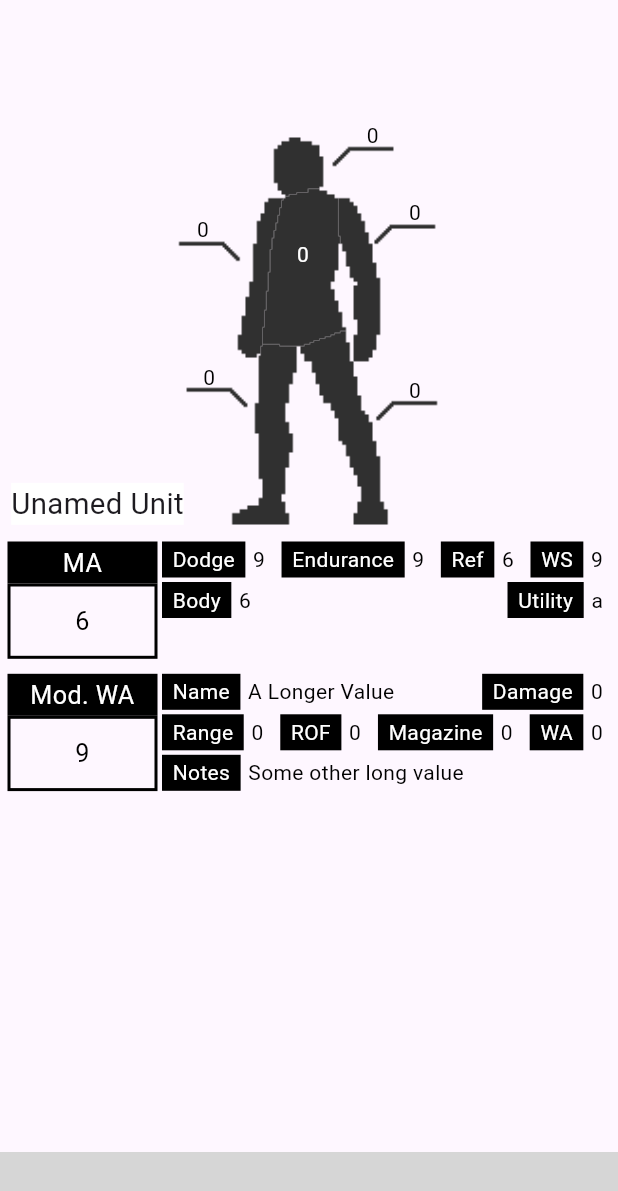
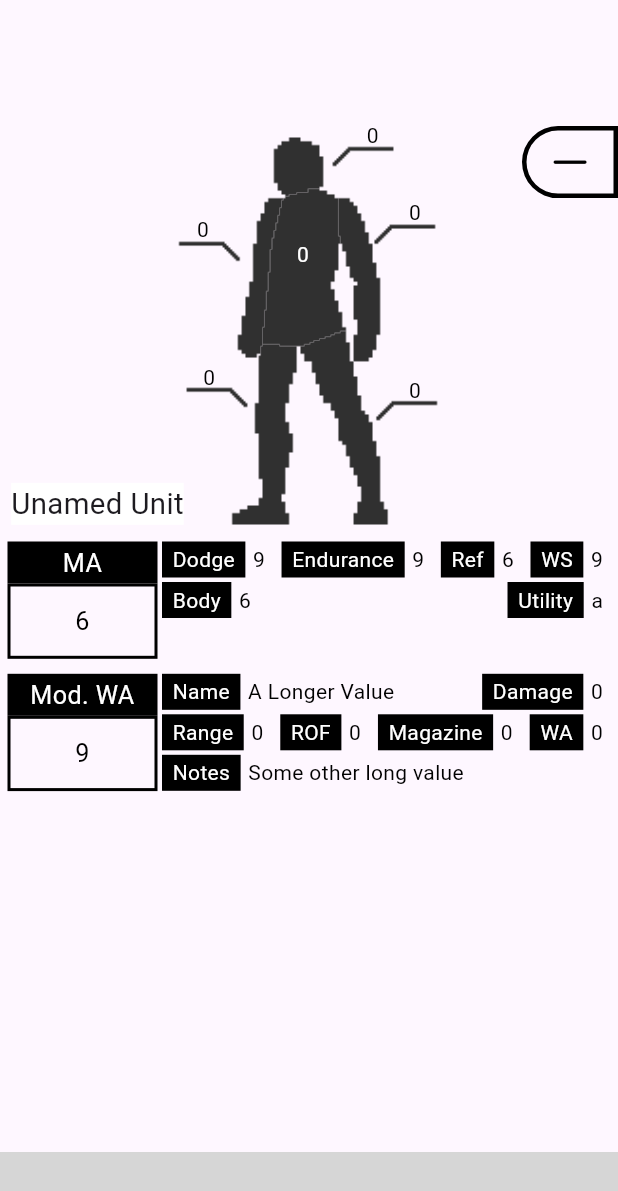
Before and after one commit to platipi/dtTracker, a Flutter app: the screen it shows after launch, on a phone screen of 412 x 824 dp. Shown: the top 1191 px of the screen. Run offline on Flutter 3.47's test engine with Material 3 defaults, Android fonts, the phone set to English and light mode, and no system bars; our stand-ins replace firebase_core, firebase_database; missing offline and left inert: scrollable_reorderable_navbar; accounts and stored records are empty; grey boxes are pictures that could not be loaded.

Commit message:
started on unitType button

```diff
--- a/dt_tracker_user/lib/main.dart
+++ b/dt_tracker_user/lib/main.dart
@@ -2,6 +2,7 @@ import 'package:dt_tracker_user/pages/mook.dart';
 import 'package:dt_tracker_user/utilities/data/unit.dart';
 import 'package:flutter/material.dart';
 import 'package:firebase_core/firebase_core.dart';
+import 'package:flutter/cupertino.dart';
 import 'utilities/firebase_options.dart';
 import 'package:firebase_database/firebase_database.dart';
 import 'package:scrollable_reorderable_navbar/scrollable_reorderable_navbar.dart';
--- a/dt_tracker_user/lib/pages/mook.dart
+++ b/dt_tracker_user/lib/pages/mook.dart
@@ -1,7 +1,9 @@
 import 'package:dt_tracker_user/pages/widgets/statblock.dart';
 import 'package:dt_tracker_user/utilities/data/data_functions.dart';
+import 'package:dt_tracker_user/utilities/data/data_types.dart';
 import 'package:dt_tracker_user/utilities/data/unit.dart';
 import 'package:dt_tracker_user/utilities/globals.dart';
+import 'package:flutter/cupertino.dart';
 import 'package:flutter/material.dart';
 
 class UnitWidget extends StatelessWidget {
@@ -27,6 +29,9 @@ class UnitWidget extends StatelessWidget {
   @override
   Widget build(BuildContext context) {
     double screenWidth = MediaQuery.of(context).size.width;
+
+    void cycleUnitType() {}
+
     var imgLinks = {
       0: 'assets/unit_head.png',
       1: 'assets/unit_torso.png',
@@ -37,12 +42,12 @@ class UnitWidget extends StatelessWidget {
       -1: 'assets/unit_sp.png'
     };
     var spPos = {
-      0: AlignmentDirectional(0.21, -1.03), //head
-      1: AlignmentDirectional(-0.02, -0.4), //torso
-      2: AlignmentDirectional(-0.35, -0.53), //larm
-      3: AlignmentDirectional(0.35, -0.62), //rarm
-      4: AlignmentDirectional(-0.33, 0.25), //lleg
-      5: AlignmentDirectional(0.35, 0.32), //rleg
+      0: const AlignmentDirectional(0.21, -1.03), //head
+      1: const AlignmentDirectional(-0.02, -0.4), //torso
+      2: const AlignmentDirectional(-0.35, -0.53), //larm
+      3: const AlignmentDirectional(0.35, -0.62), //rarm
+      4: const AlignmentDirectional(-0.33, 0.25), //lleg
+      5: const AlignmentDirectional(0.35, 0.32), //rleg
     };
     return Center(
       child: SizedBox(
@@ -76,7 +81,7 @@ class UnitWidget extends StatelessWidget {
                   );
                 }).toList()), //sp values
                 Align(
-                    alignment: AlignmentDirectional(-0.95, 0.95),
+                    alignment: const AlignmentDirectional(-0.95, 0.95),
                     child: Container(
                       color: Colors.white,
                       child: Text(
@@ -86,7 +91,39 @@ class UnitWidget extends StatelessWidget {
                           fontSize: fontSize * 1.4,
                         ),
                       ),
-                    )) //name
+                    )), //name
+                Align(
+                  alignment: const AlignmentDirectional(1, -1),
+                  child: TextButton(
+                    style: ButtonStyle(
+                        backgroundColor:
+                            MaterialStateProperty.all(Colors.transparent),
+                        iconSize: MaterialStateProperty.all(32),
+                        iconColor: MaterialStateProperty.all(Colors.black),
+                        shape: MaterialStateProperty.all(
+                            const RoundedRectangleBorder(
+                          side: BorderSide(
+                              color: Colors.black,
+                              width: 3.0,
+                              style: BorderStyle.solid),
+                          borderRadius: BorderRadius.only(
+                            bottomLeft: Radius.circular(100),
+                            bottomRight: Radius.circular(0),
+                            topLeft: Radius.circular(100),
+                            topRight: Radius.circular(0),
+                          ),
+                        ))),
+                    onPressed: () {
+                      //setState(() {});
+                      cycleUnitType();
+                    },
+                    child: Icon(unit.unitHealth.unitType == UnitType.mook
+                        ? CupertinoIcons.chevron_compact_down
+                        : unit.unitHealth.unitType == UnitType.wildcard
+                            ? CupertinoIcons.chevron_compact_up
+                            : CupertinoIcons.minus),
+                  ),
+                )
               ]),
             ),
             SizedBox(
--- a/dt_tracker_user/pubspec.yaml
+++ b/dt_tracker_user/pubspec.yaml
@@ -11,6 +11,7 @@ dependencies:
   firebase_core: ^2.23.0
   firebase_database: ^10.3.5
   scrollable_reorderable_navbar: ^0.0.2
+  cupertino_icons: ^1.0.2
   flutter:
     sdk: flutter
 
```
Also changed, not shown: dt_tracker_user/pubspec.lock.
